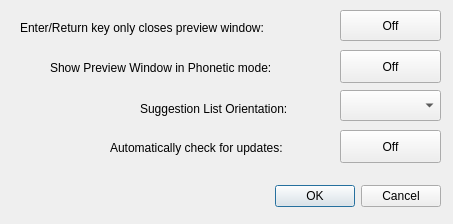
First picture: the form in src/frontend/SettingsDialog.ui, repository OpenBangla/OpenBangla-Keyboard, before the edit.
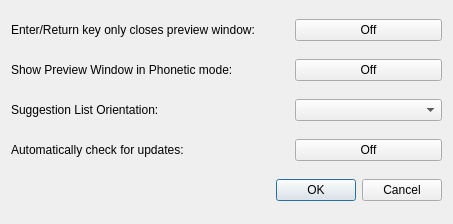
Second picture: the form after the edit.

Commit message: Code formatted, Fixed layout

The edit to the form file:
```diff
--- a/src/frontend/SettingsDialog.ui
+++ b/src/frontend/SettingsDialog.ui
@@ -13,83 +13,39 @@
   <property name="windowTitle">
    <string>Settings</string>
   </property>
-  <widget class="QDialogButtonBox" name="buttonBox">
-   <property name="geometry">
-    <rect>
-     <x>20</x>
-     <y>180</y>
-     <width>421</width>
-     <height>32</height>
-    </rect>
+  <layout class="QGridLayout" name="gridLayout">
+   <property name="horizontalSpacing">
+    <number>40</number>
    </property>
-   <property name="orientation">
-    <enum>Qt::Horizontal</enum>
+   <property name="verticalSpacing">
+    <number>10</number>
    </property>
-   <property name="standardButtons">
-    <set>QDialogButtonBox::Cancel|QDialogButtonBox::Ok</set>
-   </property>
-  </widget>
-  <widget class="QPushButton" name="btnClosePrevWin">
-   <property name="geometry">
-    <rect>
-     <x>340</x>
-     <y>10</y>
-     <width>101</width>
-     <height>31</height>
-    </rect>
-   </property>
-   <property name="text">
-    <string>Off</string>
-   </property>
-   <property name="checkable">
-    <bool>true</bool>
-   </property>
-  </widget>
-  <widget class="QComboBox" name="cmbOrientation">
-   <property name="geometry">
-    <rect>
-     <x>340</x>
-     <y>90</y>
-     <width>101</width>
-     <height>31</height>
-    </rect>
-   </property>
-  </widget>
+   <item row="0" column="0">
   <widget class="QLabel" name="label">
-   <property name="geometry">
-    <rect>
-     <x>20</x>
-     <y>20</y>
-     <width>312</width>
-     <height>17</height>
-    </rect>
-   </property>
    <property name="text">
     <string>&lt;html&gt;&lt;head/&gt;&lt;body&gt;&lt;p&gt;Enter/Return key only closes preview window:&lt;/p&gt;&lt;/body&gt;&lt;/html&gt;</string>
    </property>
   </widget>
+   </item>
+   <item row="0" column="1">
+    <widget class="QPushButton" name="btnClosePrevWin">
+     <property name="text">
+      <string>Off</string>
+     </property>
+     <property name="checkable">
+      <bool>true</bool>
+     </property>
+    </widget>
+   </item>
+   <item row="1" column="0">
   <widget class="QLabel" name="label_2">
-   <property name="geometry">
-    <rect>
-     <x>50</x>
-     <y>60</y>
-     <width>280</width>
-     <height>17</height>
-    </rect>
-   </property>
    <property name="text">
     <string>&lt;html&gt;&lt;head/&gt;&lt;body&gt;&lt;p&gt;Show Preview Window in Phonetic mode:&lt;/p&gt;&lt;/body&gt;&lt;/html&gt;</string>
    </property>
   </widget>
+   </item>
+   <item row="1" column="1">
   <widget class="QPushButton" name="btnShowPrevWin">
-   <property name="geometry">
-    <rect>
-     <x>340</x>
-     <y>50</y>
-     <width>101</width>
-     <height>33</height>
-    </rect>
-   </property>
    <property name="text">
     <string>Off</string>
    </property>
@@ -97,41 +53,26 @@
     <bool>true</bool>
    </property>
   </widget>
+   </item>
+   <item row="2" column="0">
   <widget class="QLabel" name="label_3">
-   <property name="geometry">
-    <rect>
-     <x>140</x>
-     <y>100</y>
-     <width>191</width>
-     <height>17</height>
-    </rect>
-   </property>
    <property name="text">
     <string>Suggestion List Orientation:</string>
    </property>
   </widget>
+   </item>
+   <item row="2" column="1">
+    <widget class="QComboBox" name="cmbOrientation"/>
+   </item>
+   <item row="3" column="0">
   <widget class="QLabel" name="label_4">
-   <property name="geometry">
-    <rect>
-     <x>110</x>
-     <y>140</y>
-     <width>231</width>
-     <height>17</height>
-    </rect>
-   </property>
    <property name="text">
     <string>&lt;html&gt;&lt;head/&gt;&lt;body&gt;&lt;p&gt;Automatically check for updates:&lt;/p&gt;&lt;/body&gt;&lt;/html&gt;</string>
    </property>
   </widget>
+   </item>
+   <item row="3" column="1">
   <widget class="QPushButton" name="btnCheckUpdate">
-   <property name="geometry">
-    <rect>
-     <x>340</x>
-     <y>130</y>
-     <width>101</width>
-     <height>33</height>
-    </rect>
-   </property>
    <property name="text">
     <string>Off</string>
    </property>
@@ -139,6 +80,18 @@
     <bool>true</bool>
    </property>
   </widget>
+   </item>
+   <item row="4" column="0" colspan="2">
+    <widget class="QDialogButtonBox" name="buttonBox">
+     <property name="orientation">
+      <enum>Qt::Horizontal</enum>
+     </property>
+     <property name="standardButtons">
+      <set>QDialogButtonBox::Cancel|QDialogButtonBox::Ok</set>
+     </property>
+    </widget>
+   </item>
+  </layout>
  </widget>
  <resources/>
  <connections>
```
Lines whose indentation alone changed are shown as unchanged. The commit also changes 81 other files.
